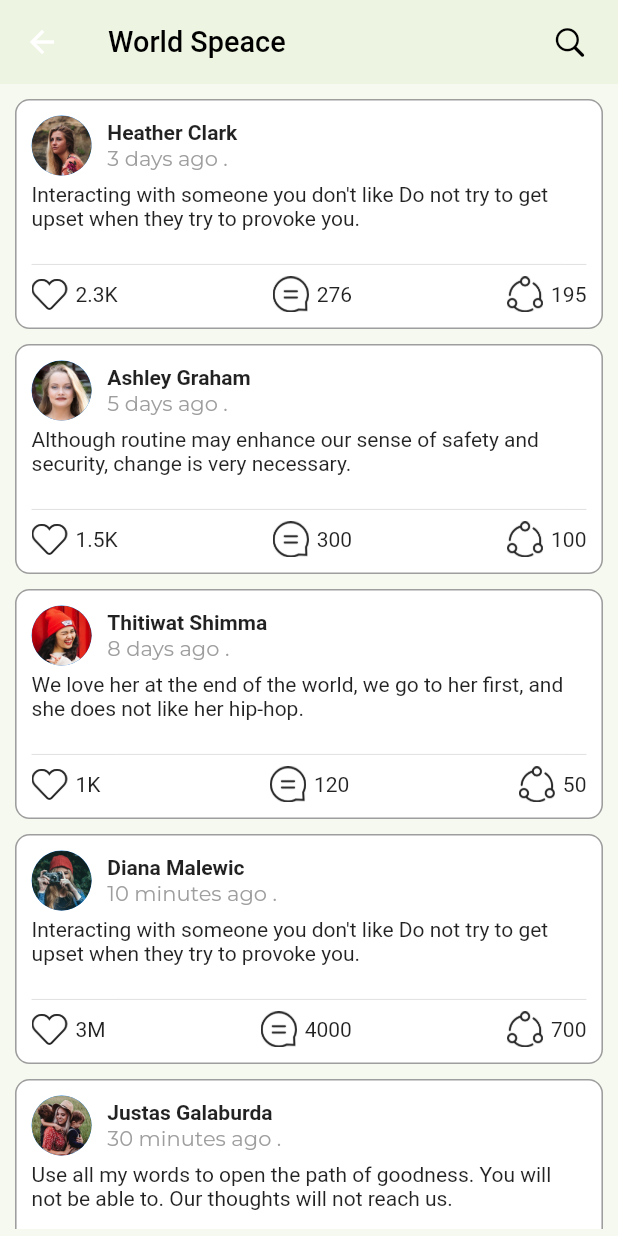
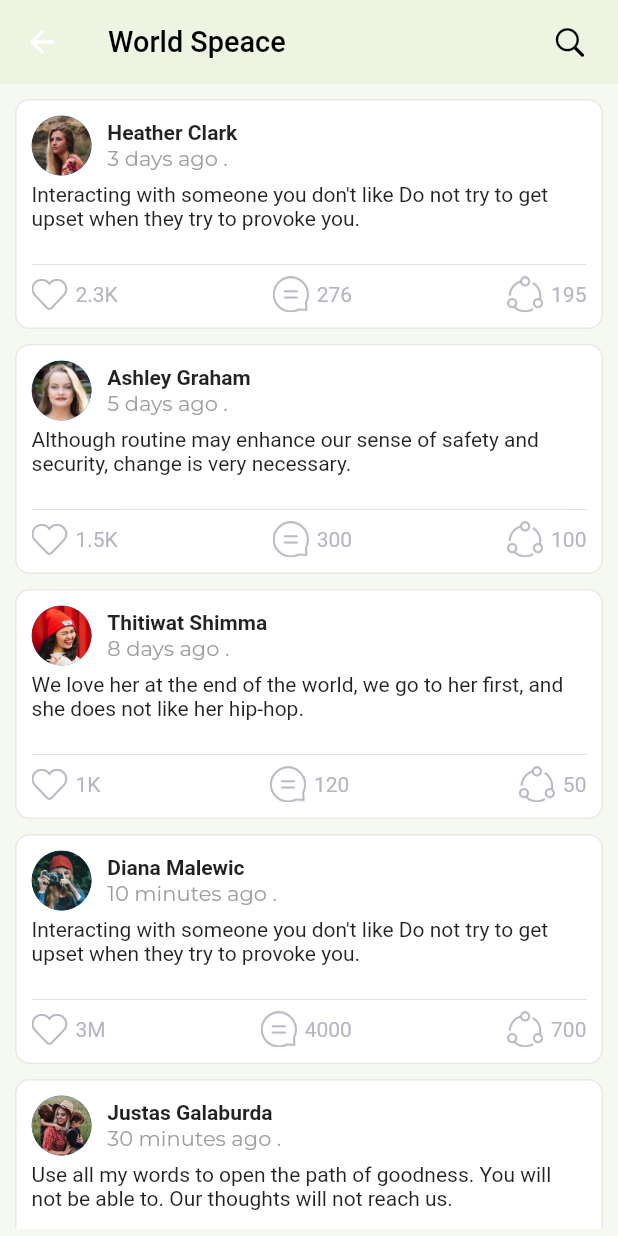
Before and after one commit to RamadanJawad/World-Peace, a Flutter app: the HomeScreen screen opened directly, on a phone screen of 412 x 824 dp. Run offline on Flutter 3.47's test engine with Material 2 defaults, Android fonts, the phone set to English and light mode, and no system bars; our stand-ins replace flutter_screenutil, get, google_fonts, persistent_bottom_nav_bar_v2, shared_preferences; accounts and stored records are empty; Roboto replaces fonts that are missing (Cairo).

Commit message:
refactor the code

```diff
--- a/lib/view/widget/bottom/body_home.dart
+++ b/lib/view/widget/bottom/body_home.dart
@@ -11,17 +11,18 @@ class BodyHome extends StatelessWidget {
   Widget build(BuildContext context) {
     final controller = Get.put(HomeController());
     return Container(
-      margin: EdgeInsets.all(5),
+      margin: const EdgeInsets.all(5),
       child: ListView.builder(
           itemCount: controller.data.length,
           itemBuilder: (context, index) {
             return Container(
-              margin: EdgeInsets.all(5),
-              padding: EdgeInsets.all(10),
+              margin: const EdgeInsets.all(5),
+              padding: const EdgeInsets.all(10),
               decoration: BoxDecoration(
-                  color: Colors.white,
-                  borderRadius: BorderRadius.circular(10).r,
-                  border: Border.all(color: Colors.grey, width: 1.w)),
+                color: Colors.white,
+                borderRadius: BorderRadius.circular(10).r,
+                border: Border.all(color: const Color(0xffe9e9e9), width: 1.w),
+              ),
               child: Column(
                 children: [
                   Row(
@@ -56,26 +57,50 @@ class BodyHome extends StatelessWidget {
                   SizedBox(
                     height: 15.h,
                   ),
-                  Divider(),
+                  const Divider(),
                   Row(
                     children: [
-                      ImageIcon(AssetImage(controller.data[index]['icon1'])),
+                      ImageIcon(
+                        AssetImage(controller.data[index]['icon1']),
+                        color: const Color(0xffb5b5c4),
+                      ),
                       SizedBox(
                         width: 5.w,
                       ),
-                      Text(controller.data[index]['like']),
-                      Spacer(),
-                      ImageIcon(AssetImage(controller.data[index]['icon2'])),
+                      Text(
+                        controller.data[index]['like'],
+                        style: const TextStyle(
+                          color: Color(0xffb5b5c4),
+                        ),
+                      ),
+                      const Spacer(),
+                      ImageIcon(
+                        AssetImage(controller.data[index]['icon2']),
+                        color: const Color(0xffb5b5c4),
+                      ),
                       SizedBox(
                         width: 5.w,
                       ),
-                      Text(controller.data[index]['comment']),
-                      Spacer(),
-                      ImageIcon(AssetImage(controller.data[index]['icon3'])),
+                      Text(
+                        controller.data[index]['comment'],
+                        style: const TextStyle(
+                          color: Color(0xffb5b5c4),
+                        ),
+                      ),
+                      const Spacer(),
+                      ImageIcon(
+                        AssetImage(controller.data[index]['icon3']),
+                        color: const Color(0xffb5b5c4),
+                      ),
                       SizedBox(
                         width: 5.w,
                       ),
-                      Text(controller.data[index]['share'])
+                      Text(
+                        controller.data[index]['share'],
+                        style: const TextStyle(
+                          color: Color(0xffb5b5c4),
+                        ),
+                      )
                     ],
                   )
                 ],
```
